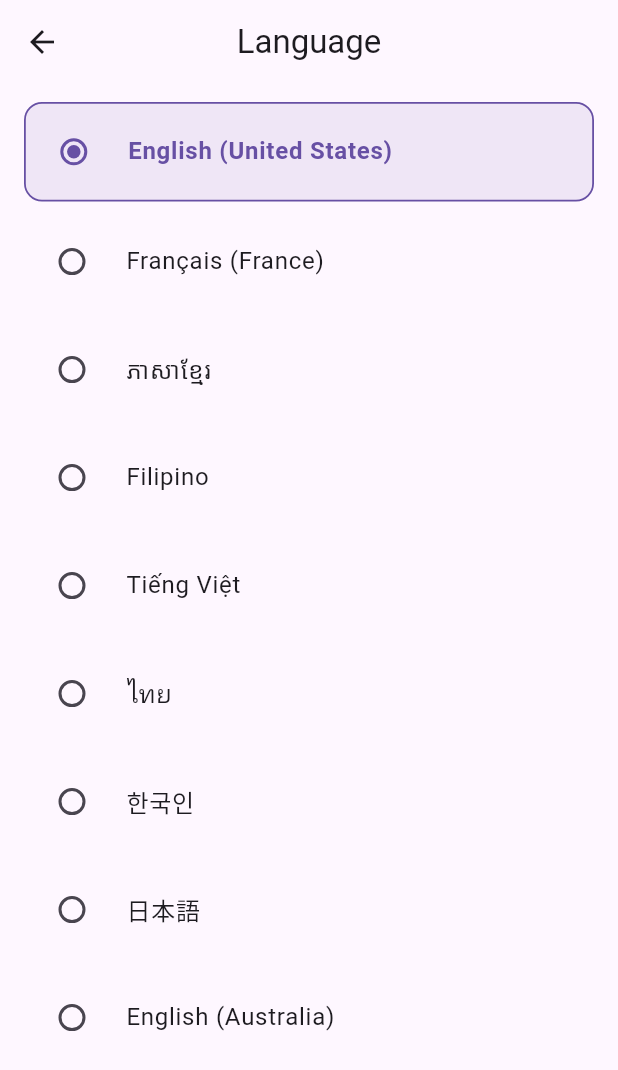
After one commit to SreypichChheang/Flutter-Project, a Flutter app: the screen it shows after launch, after a tap on "Language", on a phone screen of 412 x 824 dp. The commit adds this screen. Shown: the top 1070 px of the screen. Run offline on Flutter 3.47's test engine with Material 3 defaults, Android fonts, the phone set to English and light mode, and no system bars.

Commit message:
New Update Screen

```diff
--- /dev/null
+++ b/lib/l10n/intl_en.arb
@@ -0,0 +1,4 @@
+{
+  "settingsTitle": "Settings",
+  "languageTitle": "Language"
+}
--- /dev/null
+++ b/lib/l10n/intl_km.arb
@@ -0,0 +1,4 @@
+{
+  "settingsTitle": "ការកំណត់",
+  "languageTitle": "ភាសា"
+}
--- a/lib/main.dart
+++ b/lib/main.dart
@@ -1,5 +1,7 @@
 import 'package:flutter/material.dart';
 import 'screens/settings_screen.dart';
+import 'screens/language_screen.dart';
+
 
 void main() {
   runApp(const MyApp());
@@ -27,11 +29,15 @@ class _MyAppState extends State<MyApp> {
       theme: ThemeData.light(useMaterial3: true),
       darkTheme: ThemeData.dark(useMaterial3: true),
       themeMode: isDarkMode ? ThemeMode.dark : ThemeMode.light,
-      home: SettingsScreen(
-        isDarkMode: isDarkMode,
-        onToggleDarkMode: toggleDarkMode,
-      ),
       debugShowCheckedModeBanner: false,
+      routes:{
+        '/': (context) => SettingsScreen(
+          isDarkMode: isDarkMode,
+          onToggleDarkMode: toggleDarkMode,
+        ),
+        '/language': (context) => const LanguageScreen(),
+      },
+      initialRoute: '/',
     );
   }
 }
--- /dev/null
+++ b/lib/screens/language_screen.dart
@@ -0,0 +1,80 @@
+import 'package:flutter/material.dart';
+
+class LanguageScreen extends StatefulWidget {
+  const LanguageScreen({super.key});
+
+  @override
+  State<LanguageScreen> createState() => _LanguageScreenState();
+}
+
+class _LanguageScreenState extends State<LanguageScreen> {
+  String _selectedLanguage = 'en_us';
+
+  final List<Map<String, String>> _languages = [
+    {'label': 'English (United States)', 'code': 'en_us'},
+    {'label': 'Français (France)', 'code': 'fr_fr'},
+    {'label': 'ភាសាខ្មែរ', 'code': 'km_kh'},
+    {'label': 'Filipino', 'code': 'fil_ph'},
+    {'label': 'Tiếng Việt', 'code': 'vi_vn'},
+    {'label': 'ไทย', 'code': 'th_th'},
+    {'label': '한국인', 'code': 'ko_kr'},
+    {'label': '日本語', 'code': 'ja_jp'},
+    {'label': 'English (Australia)', 'code': 'en_au'},
+  ];
+
+  @override
+  Widget build(BuildContext context) {
+    final theme = Theme.of(context);
+
+    return Scaffold(
+      appBar: AppBar(
+        leading: const BackButton(),
+        title: const Text('Language'),
+        centerTitle: true,
+      ),
+      body: ListView.separated(
+        padding: const EdgeInsets.symmetric(vertical: 12, horizontal: 16),
+        itemCount: _languages.length,
+        separatorBuilder: (_, __) => const SizedBox(height: 8),
+        itemBuilder: (context, index) {
+          final lang = _languages[index];
+          final selected = lang['code'] == _selectedLanguage;
+
+          return RadioListTile(
+            value: lang['code'],
+            groupValue: _selectedLanguage,
+            onChanged: (value) {
+              setState(() {
+                _selectedLanguage = value.toString();
+              });
+
+              // If you want to pop the screen and return the value:
+              // Navigator.pop(context, _selectedLanguage);
+            },
+            title: Text(
+              lang['label']!,
+              style: TextStyle(
+                fontWeight: selected ? FontWeight.w600 : FontWeight.normal,
+                color: selected
+                    ? theme.colorScheme.primary
+                    : theme.textTheme.bodyLarge!.color,
+              ),
+            ),
+            activeColor: theme.colorScheme.primary,
+            tileColor: selected
+                ? theme.colorScheme.primary.withOpacity(0.1)
+                : theme.cardColor,
+            shape: RoundedRectangleBorder(
+              borderRadius: BorderRadius.circular(12),
+              side: selected
+                  ? BorderSide(color: theme.colorScheme.primary, width: 1.2)
+                  : BorderSide.none,
+            ),
+            contentPadding:
+                const EdgeInsets.symmetric(horizontal: 12, vertical: 4),
+          );
+        },
+      ),
+    );
+  }
+}
--- a/lib/screens/privacy_screen.dart
+++ b/lib/screens/privacy_screen.dart
@@ -39,6 +39,7 @@ We don’t share any personally identifying information publicly or with third-p
             const SizedBox(height: 16),
             SizedBox(
               width: double.infinity,
+              height: 50,
               child: FilledButton(
                 style: FilledButton.styleFrom(
                   backgroundColor: theme.brightness == Brightness.dark ? Colors.white : Colors.black,
--- a/lib/screens/settings_screen.dart
+++ b/lib/screens/settings_screen.dart
@@ -2,6 +2,7 @@ import 'package:flutter/material.dart';
 import '../widgets/profile_card.dart';
 import '../widgets/section_tile.dart';
 import 'privacy_screen.dart';
+import 'about_screen.dart';
 
 class SettingsScreen extends StatelessWidget {
   final bool isDarkMode;
@@ -62,9 +63,24 @@ class SettingsScreen extends StatelessWidget {
                 );
               },
             ),
-            SectionTile(icon: Icons.language, title: "Language"),
+            SectionTile(
+              icon: Icons.language,
+              title: "Language",
+              onTap: (){
+                Navigator.pushNamed(context, '/language');
+              },
+            ),
             SectionTile(icon: Icons.bookmark, title: "Favorite"),
-            SectionTile(icon: Icons.info, title: "About"),
+            SectionTile(
+              icon: Icons.info,
+              title: "About",
+              onTap: (){
+                Navigator.push(
+                  context,
+                  MaterialPageRoute(builder: (_) => const AboutScreen()),
+                );
+              },
+            ),
             SectionTile(icon: Icons.logout, title: "Logout"),
           ],
         ),
--- a/pubspec.yaml
+++ b/pubspec.yaml
@@ -61,11 +61,13 @@ flutter:
   # included with your application, so that you can use the icons in
   # the material Icons class.
   uses-material-design: true
+  generate: true
 
   # To add assets to your application, add an assets section, like this:
   assets:
   #   - images/assets/cat.jpg
      - assets/images/cat.jpg
+     - assets/images/about.png
 
   # An image asset can refer to one or more resolution-specific "variants", see
   # https://flutter.dev/to/resolution-aware-images
```
Also changed, not shown: lib/screens/about_screen.dart (added, +127 -0 lines), assets/images/about.png (added), lib/l10n/intl_fr.arb (added).
